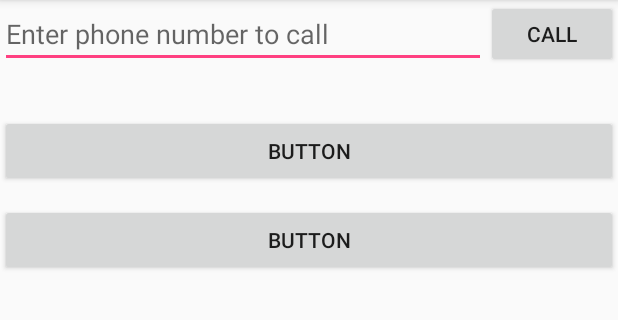
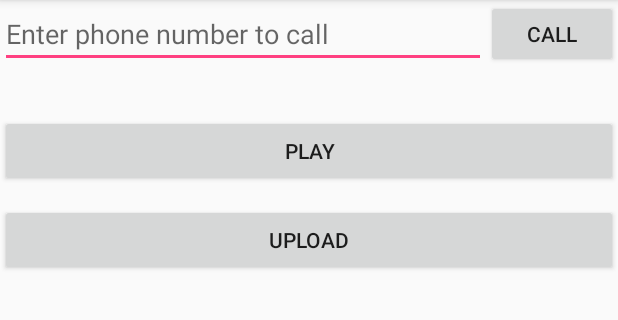
Before and after one commit to niyamatalmass/VoiceRecorder, an Android app: the screen it shows after launch (MainActivity), on a phone screen of 412 x 824 dp, the part 84-404 px from its top. Run offline under Robolectric (Android 15) with nearby library versions, the phone set to English and light mode, and no system bars.

```diff
--- a/app/src/main/res/layout/activity_main.xml
+++ b/app/src/main/res/layout/activity_main.xml
@@ -25,24 +25,32 @@
         android:layout_alignParentEnd="true" />
 
     <Button
-        android:id="@+id/button"
+        android:id="@+id/playButton"
         android:layout_width="match_parent"
         android:layout_height="wrap_content"
+        android:layout_alignParentLeft="true"
+        android:layout_alignParentStart="true"
+        android:layout_below="@+id/phoneEditTextView"
         android:layout_marginTop="31dp"
-        android:text="Button"
-        android:layout_below="@+id/phoneEditTextView"
-        android:layout_alignParentLeft="true"
-        android:layout_alignParentStart="true" />
+        android:text="PLAY" />
 
     <Button
-        android:id="@+id/button2"
+        android:id="@+id/uploadButton"
         android:layout_width="match_parent"
         android:layout_height="wrap_content"
-        android:text="Button"
-        android:layout_below="@+id/button"
         android:layout_alignParentLeft="true"
         android:layout_alignParentStart="true"
-        android:layout_marginTop="11dp" />
+        android:layout_below="@+id/playButton"
+        android:layout_marginTop="11dp"
+        android:text="UPLOAD" />
+
+    <SeekBar
+        android:id="@+id/seekBar"
+        android:layout_width="match_parent"
+        android:layout_height="wrap_content"
+        android:layout_below="@+id/uploadButton"
+        android:layout_centerHorizontal="true"
+        android:layout_marginTop="113dp" />
 
 
 </RelativeLayout>
```
Also changed, not shown: app/src/main/java/io/github/niyamatalmass/voicerecorder/MainActivity.java (+103 -3 lines).
